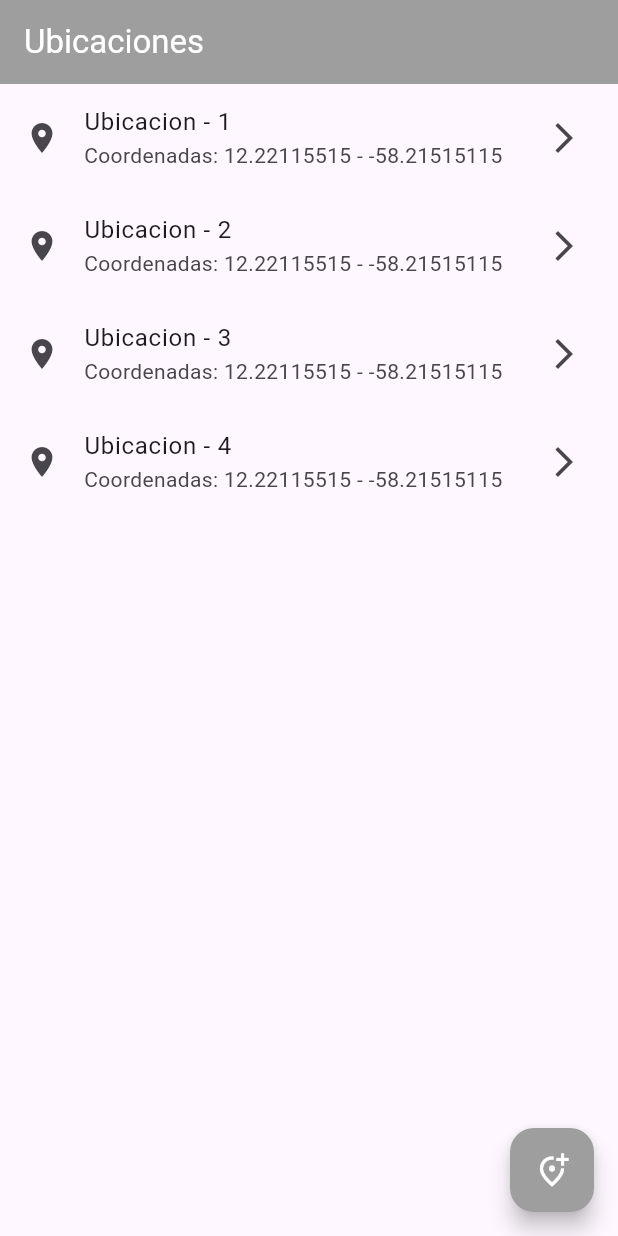
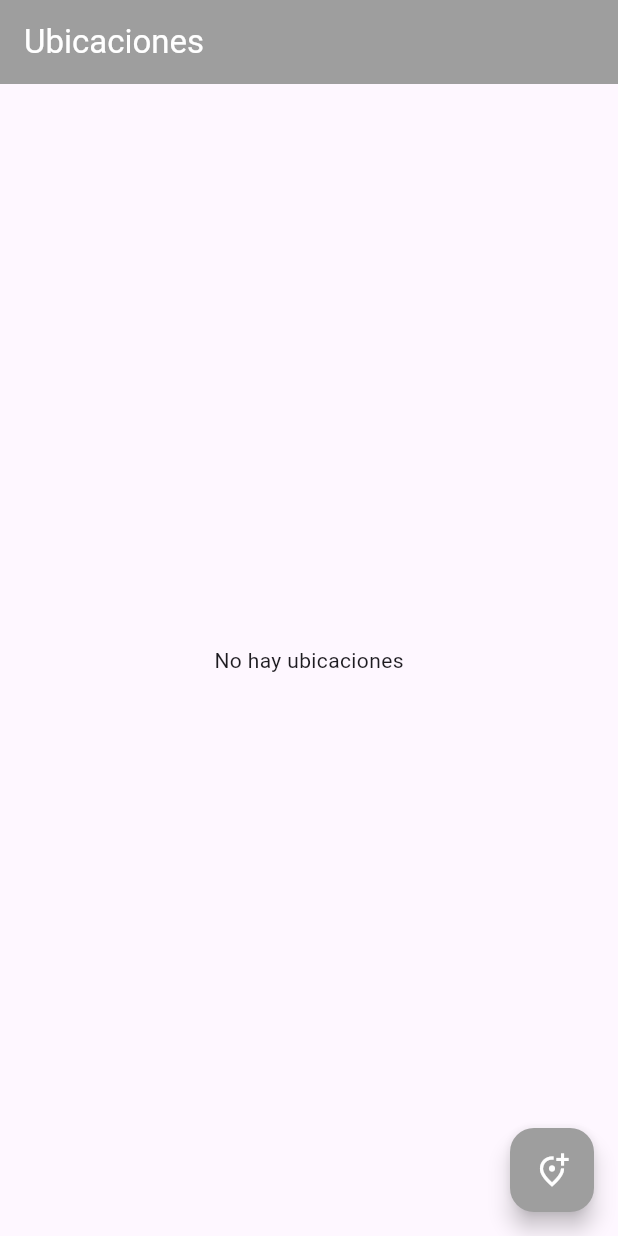
Before and after one commit to Ernech/flutter-geoloc-demo-app, a Flutter app: the screen it shows after launch, on a phone screen of 412 x 824 dp. Run offline on Flutter 3.47's test engine with Material 3 defaults, Android fonts, the phone set to English and light mode, and no system bars; our stand-ins replace google_maps_flutter.

Commit message:
Mostrar ubicaciones en la lista

```diff
--- a/lib/pages/ubicaciones_page.dart
+++ b/lib/pages/ubicaciones_page.dart
@@ -16,15 +16,20 @@ class UbicacionesPage extends StatelessWidget {
         ),
         backgroundColor: Colors.grey,
       ),
-      body: ListView.builder(
-          shrinkWrap: true,
-          itemCount: 4,
-          itemBuilder: (context, index) => ListTile(
-                title: Text('Ubicacion - ${index + 1}'),
-                leading: const Icon(Icons.location_on),
-                trailing: const Icon(Icons.arrow_forward_ios),
-                subtitle: const Text('Coordenadas: 12.22115515 - -58.21515115'),
-              )),
+      body: ubicacionService.ubicaciones.isNotEmpty
+          ? ListView.builder(
+              shrinkWrap: true,
+              itemCount: ubicacionService.ubicaciones.length,
+              itemBuilder: (context, index) => ListTile(
+                    title: Text(ubicacionService.ubicaciones[index].nombre!),
+                    leading: const Icon(Icons.location_on),
+                    trailing: const Icon(Icons.arrow_forward_ios),
+                    subtitle: Text(
+                        'Lat: ${ubicacionService.ubicaciones[index].latitud!} - Lng: ${ubicacionService.ubicaciones[index].longitud!}'),
+                  ))
+          : const Center(
+              child: Text('No hay ubicaciones'),
+            ),
       floatingActionButton: FloatingActionButton(
         onPressed: () {
           Navigator.pushNamed(context, 'mapa-page');
```
Also changed, not shown: lib/pages/google_maps_page.dart (+8 -2 lines).
